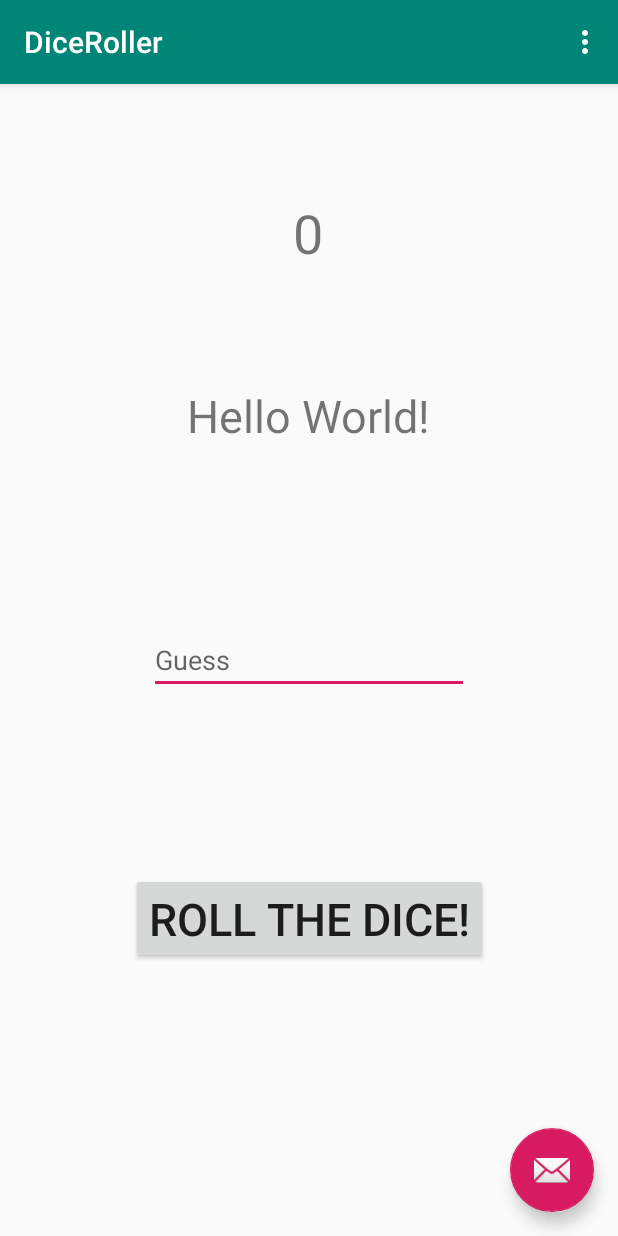
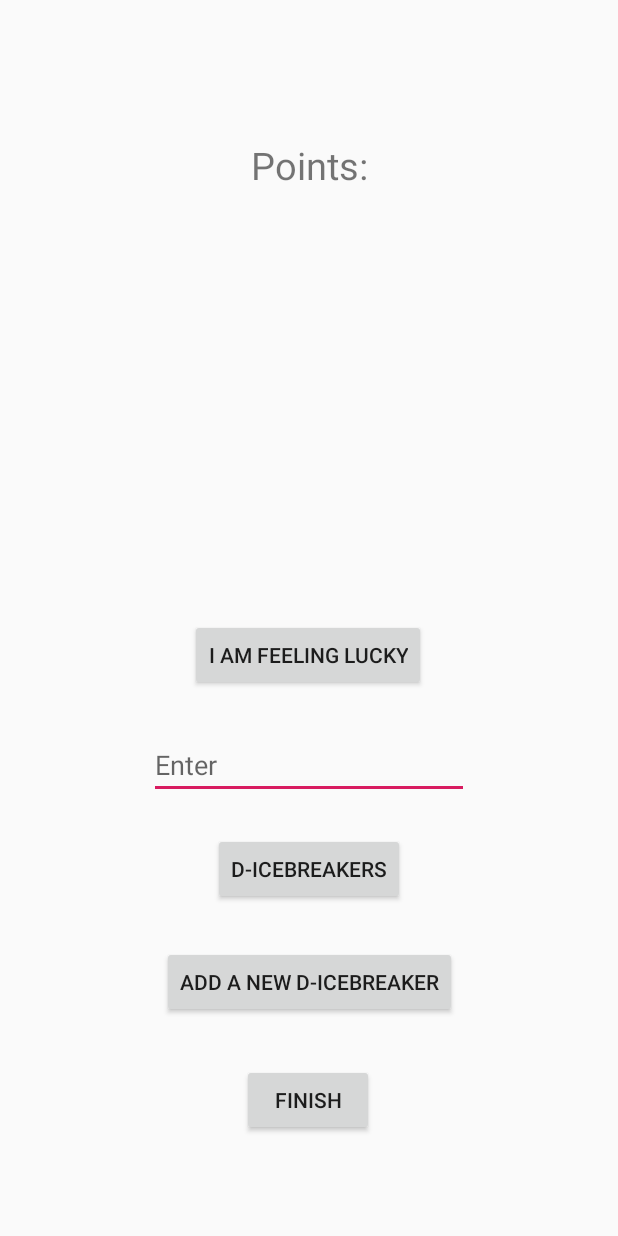
Before and after one commit to dtahj98/DiceRoller, an Android app: the screen it shows after launch (MainActivity), on a phone screen of 412 x 824 dp. Run offline under Robolectric (Android 15) with nearby library versions, the phone set to English and light mode, and no system bars.

Commit message:
Everything is completed.

```diff
--- a/app/src/main/AndroidManifest.xml
+++ b/app/src/main/AndroidManifest.xml
@@ -1,6 +1,9 @@
 <?xml version="1.0" encoding="utf-8"?>
 <manifest xmlns:android="http://schemas.android.com/apk/res/android"
     package="com.example.diceroller">
+
+    <uses-permission android:name="android.permission.INTERNET" />
+    <uses-permission android:name="android.permission.ACCESS_NETWORK_STATE" />
 
     <application
         android:allowBackup="true"
@@ -9,6 +12,8 @@
         android:roundIcon="@mipmap/ic_launcher_round"
         android:supportsRtl="true"
         android:theme="@style/AppTheme">
+        <activity android:name=".share"></activity>
+        <activity android:name=".Add_question" />
         <activity
             android:name=".MainActivity"
             android:label="@string/app_name"
--- a/app/src/main/res/layout/activity_main.xml
+++ b/app/src/main/res/layout/activity_main.xml
@@ -1,37 +1,108 @@
 <?xml version="1.0" encoding="utf-8"?>
-<androidx.coordinatorlayout.widget.CoordinatorLayout xmlns:android="http://schemas.android.com/apk/res/android"
+<androidx.constraintlayout.widget.ConstraintLayout xmlns:android="http://schemas.android.com/apk/res/android"
     xmlns:app="http://schemas.android.com/apk/res-auto"
     xmlns:tools="http://schemas.android.com/tools"
     android:layout_width="match_parent"
     android:layout_height="match_parent"
     tools:context=".MainActivity">
 
-    <com.google.android.material.appbar.AppBarLayout
-        android:layout_width="match_parent"
-        android:layout_height="wrap_content"
-        android:theme="@style/AppTheme.AppBarOverlay">
-
-        <androidx.appcompat.widget.Toolbar
-            android:id="@+id/toolbar"
-            android:layout_width="match_parent"
-            android:layout_height="?attr/actionBarSize"
-            android:background="?attr/colorPrimary"
-            app:popupTheme="@style/AppTheme.PopupOverlay" />
-
-    </com.google.android.material.appbar.AppBarLayout>
-
-    <include
-        android:id="@+id/include"
-        layout="@layout/content_main"
-        app:layout_anchor="@+id/include"
-        app:layout_anchorGravity="center" />
-
-    <com.google.android.material.floatingactionbutton.FloatingActionButton
-        android:id="@+id/fab"
+    <Button
+        android:id="@+id/Lucky_Button"
         android:layout_width="wrap_content"
         android:layout_height="wrap_content"
-        android:layout_gravity="bottom|end"
-        android:layout_margin="@dimen/fab_margin"
-        app:srcCompat="@android:drawable/ic_dialog_email" />
+        android:onClick="on_button_click"
+        android:text="I AM FEELING LUCKY"
+        app:layout_constraintBottom_toBottomOf="parent"
+        app:layout_constraintEnd_toEndOf="parent"
+        app:layout_constraintHorizontal_bias="0.498"
+        app:layout_constraintStart_toStartOf="parent"
+        app:layout_constraintTop_toTopOf="parent"
+        app:layout_constraintVertical_bias="0.532" />
 
-</androidx.coordinatorlayout.widget.CoordinatorLayout>
+    <TextView
+        android:id="@+id/Number"
+        android:layout_width="wrap_content"
+        android:layout_height="wrap_content"
+        android:textSize="25sp"
+        app:layout_constraintBottom_toBottomOf="parent"
+        app:layout_constraintEnd_toEndOf="parent"
+        app:layout_constraintHorizontal_bias="0.498"
+        app:layout_constraintStart_toStartOf="parent"
+        app:layout_constraintTop_toBottomOf="@+id/Message_Box"
+        app:layout_constraintVertical_bias="0.099" />
+
+    <EditText
+        android:id="@+id/Input_Box"
+        android:layout_width="wrap_content"
+        android:layout_height="wrap_content"
+        android:ems="10"
+        android:hint="Enter"
+        android:inputType="textPersonName"
+        app:layout_constraintBottom_toBottomOf="parent"
+        app:layout_constraintEnd_toEndOf="parent"
+        app:layout_constraintStart_toStartOf="parent"
+        app:layout_constraintTop_toBottomOf="@+id/Lucky_Button"
+        app:layout_constraintVertical_bias="0.083" />
+
+    <TextView
+        android:id="@+id/Point_Text"
+        android:layout_width="wrap_content"
+        android:layout_height="wrap_content"
+        android:text="Points:"
+        android:textSize="25sp"
+        app:layout_constraintBottom_toBottomOf="parent"
+        app:layout_constraintEnd_toEndOf="parent"
+        app:layout_constraintStart_toStartOf="parent"
+        app:layout_constraintTop_toTopOf="parent"
+        app:layout_constraintVertical_bias="0.117" />
+
+    <TextView
+        android:id="@+id/Message_Box"
+        android:layout_width="wrap_content"
+        android:layout_height="wrap_content"
+        android:textSize="25sp"
+        android:gravity="center_horizontal"
+        app:layout_constraintBottom_toBottomOf="parent"
+        app:layout_constraintEnd_toEndOf="parent"
+        app:layout_constraintHorizontal_bias="0.498"
+        app:layout_constraintStart_toStartOf="parent"
+        app:layout_constraintTop_toTopOf="parent"
+        app:layout_constraintVertical_bias="0.216" />
+
+    <Button
+        android:id="@+id/DiceBreaker"
+        android:layout_width="wrap_content"
+        android:layout_height="wrap_content"
+        android:onClick="on_button_click"
+        android:text="D-ICEBREAKERS"
+        app:layout_constraintBottom_toBottomOf="parent"
+        app:layout_constraintEnd_toEndOf="parent"
+        app:layout_constraintStart_toStartOf="parent"
+        app:layout_constraintTop_toBottomOf="@+id/Input_Box"
+        app:layout_constraintVertical_bias="0.093" />
+
+    <Button
+        android:id="@+id/Add_Question"
+        android:layout_width="wrap_content"
+        android:layout_height="wrap_content"
+        android:onClick="on_button_click"
+        android:text="Add a new D-icebreaker"
+        app:layout_constraintBottom_toBottomOf="parent"
+        app:layout_constraintEnd_toEndOf="parent"
+        app:layout_constraintStart_toStartOf="parent"
+        app:layout_constraintTop_toBottomOf="@+id/DiceBreaker"
+        app:layout_constraintVertical_bias="0.16" />
+
+    <Button
+        android:id="@+id/Finish"
+        android:layout_width="wrap_content"
+        android:layout_height="wrap_content"
+        android:onClick="on_button_click"
+        android:text="Finish"
+        app:layout_constraintBottom_toBottomOf="parent"
+        app:layout_constraintEnd_toEndOf="parent"
+        app:layout_constraintHorizontal_bias="0.498"
+        app:layout_constraintStart_toStartOf="parent"
+        app:layout_constraintTop_toBottomOf="@+id/Add_Question"
+        app:layout_constraintVertical_bias="0.313" />
+</androidx.constraintlayout.widget.ConstraintLayout>
--- a/app/src/main/res/layout/content_main.xml
+++ /dev/null
@@ -1,73 +0,0 @@
-<?xml version="1.0" encoding="utf-8"?>
-<androidx.constraintlayout.widget.ConstraintLayout xmlns:android="http://schemas.android.com/apk/res/android"
-    xmlns:app="http://schemas.android.com/apk/res-auto"
-    xmlns:tools="http://schemas.android.com/tools"
-    android:layout_width="match_parent"
-    android:layout_height="match_parent"
-    app:layout_behavior="@string/appbar_scrolling_view_behavior"
-    tools:context=".MainActivity"
-    tools:showIn="@layout/activity_main">
-
-    <TextView
-        android:id="@+id/numberTextView"
-        android:layout_width="wrap_content"
-        android:layout_height="wrap_content"
-        android:text="Hello World!"
-        android:textSize="30sp"
-        app:layout_constraintBottom_toBottomOf="parent"
-        app:layout_constraintLeft_toLeftOf="parent"
-        app:layout_constraintRight_toRightOf="parent"
-        app:layout_constraintTop_toTopOf="parent"
-        app:layout_constraintVertical_bias="0.276" />
-
-    <Button
-        android:id="@+id/button"
-        android:layout_width="wrap_content"
-        android:layout_height="wrap_content"
-        android:onClick="on_button_click"
-        android:text="@string/roll_the_dice"
-        android:textSize="30sp"
-        app:layout_constraintBottom_toBottomOf="parent"
-        app:layout_constraintEnd_toEndOf="parent"
-        app:layout_constraintStart_toStartOf="parent"
-        app:layout_constraintTop_toBottomOf="@+id/numberTextView"
-        app:layout_constraintVertical_bias="0.611" />
-
-    <EditText
-        android:id="@+id/Input"
-        android:layout_width="wrap_content"
-        android:layout_height="wrap_content"
-        android:ems="10"
-        android:hint="Guess"
-        android:inputType="textPersonName"
-        app:layout_constraintBottom_toBottomOf="parent"
-        app:layout_constraintEnd_toEndOf="parent"
-        app:layout_constraintStart_toStartOf="parent"
-        app:layout_constraintTop_toTopOf="parent" />
-
-    <TextView
-        android:id="@+id/Score"
-        android:layout_width="wrap_content"
-        android:layout_height="wrap_content"
-        android:layout_marginTop="68dp"
-        android:text="0"
-        android:textSize="36sp"
-        app:layout_constraintBottom_toBottomOf="parent"
-        app:layout_constraintEnd_toEndOf="parent"
-        app:layout_constraintHorizontal_bias="0.498"
-        app:layout_constraintStart_toStartOf="parent"
-        app:layout_constraintTop_toTopOf="parent"
-        app:layout_constraintVertical_bias="0.01" />
-
-    <TextView
-        android:id="@+id/Message"
-        android:layout_width="121dp"
-        android:layout_height="27dp"
-        app:layout_constraintBottom_toBottomOf="parent"
-        app:layout_constraintEnd_toEndOf="parent"
-        app:layout_constraintHorizontal_bias="0.096"
-        app:layout_constraintStart_toStartOf="parent"
-        app:layout_constraintTop_toTopOf="parent"
-        app:layout_constraintVertical_bias="0.137" />
-
-</androidx.constraintlayout.widget.ConstraintLayout>
--- a/build.gradle
+++ b/build.gradle
@@ -7,7 +7,7 @@ buildscript {
 
     }
     dependencies {
-        classpath 'com.android.tools.build:gradle:3.5.1'
+        classpath 'com.android.tools.build:gradle:3.5.2'
 
         // NOTE: Do not place your application dependencies here; they belong
         // in the individual module build.gradle files
```
Also changed, not shown: app/build.gradle (+13 -6 lines), app/src/main/java/com/example/diceroller/Add_question.java (added, +47 -0 lines), app/src/main/java/com/example/diceroller/MainActivity.java (+111 -61 lines), app/src/main/java/com/example/diceroller/share.java (added, +42 -0 lines), app/src/main/res/layout/activity_add_question.xml (added, +59 -0 lines), app/src/main/res/layout/activity_share.xml (added, +20 -0 lines).
